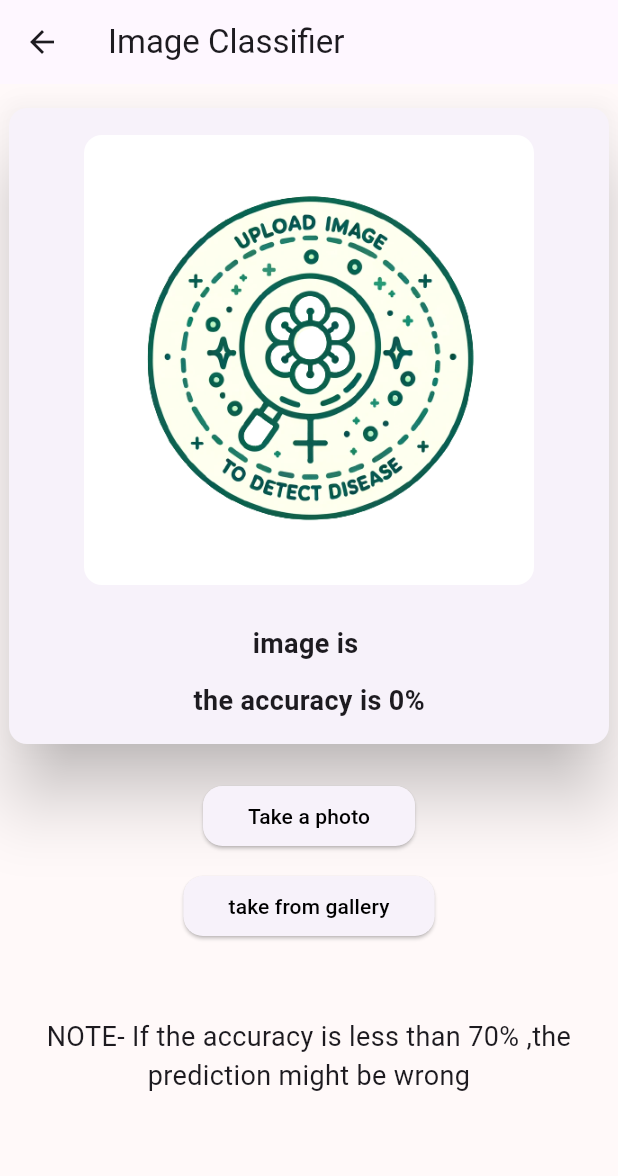
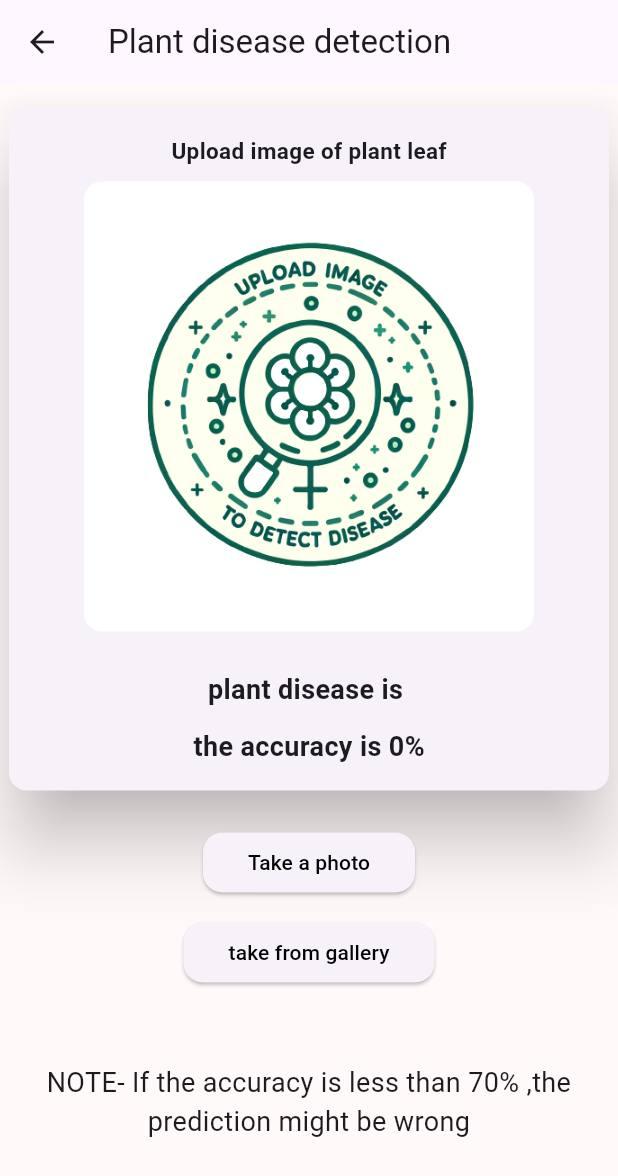
Before and after one commit to scarredhands/EcoHub, a Flutter app: the TfliteModel screen opened directly, on a phone screen of 412 x 824 dp. Shown: the top 1176 px of the screen. Run offline on Flutter 3.47's test engine with Material 3 defaults, Android fonts, the phone set to English and light mode, and no system bars; our stand-ins replace cloud_firestore, firebase_auth, firebase_core, image_picker, shared_preferences; missing offline and left inert: flutter_tflite; accounts and stored records are empty.

Commit message:
minor changes

```diff
--- a/lib/screens/feature_screens/plant_disease_detection_screen/tflite_model.dart
+++ b/lib/screens/feature_screens/plant_disease_detection_screen/tflite_model.dart
@@ -109,7 +109,7 @@ class _TfliteModelState extends State<TfliteModel> {
     return Scaffold(
       backgroundColor: const Color.fromARGB(255, 255, 249, 249),
       appBar: AppBar(
-        title: Text('Image Classifier'),
+        title: Text('Plant disease detection'),
       ),
       body: Center(
         child: Column(
@@ -128,6 +128,12 @@ class _TfliteModelState extends State<TfliteModel> {
                       SizedBox(
                         height: 18,
                       ),
+                      Text(
+                        'Upload image of plant leaf',
+                        style: TextStyle(
+                            fontWeight: FontWeight.bold, fontSize: 15),
+                      ),
+                      SizedBox(height: 10),
                       Container(
                         height: 300,
                         width: 300,
@@ -158,7 +164,7 @@ class _TfliteModelState extends State<TfliteModel> {
                         child: Column(
                           children: [
                             Text(
-                              'image is ${label}',
+                              'plant disease is ${label}',
                               style: TextStyle(
                                   fontSize: 18, fontWeight: FontWeight.bold),
                             ),
--- a/lib/screens/home_screen.dart
+++ b/lib/screens/home_screen.dart
@@ -142,7 +142,7 @@ class HomeScreen extends StatelessWidget {
                           ),
                           const SizedBox(height: 8),
                           const Text(
-                            'Disease Detection',
+                            'Detect Plant disease',
                             style: TextStyle(
                               fontSize: 16,
                               fontWeight: FontWeight.bold,
```
